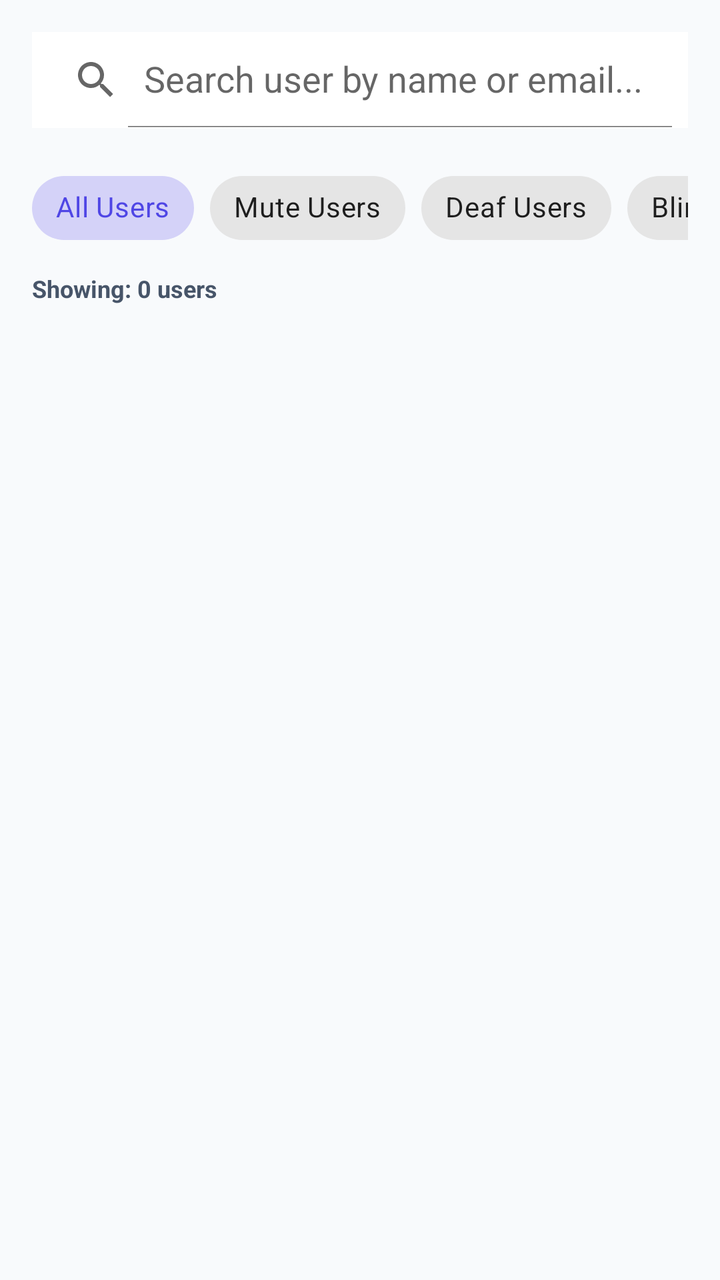
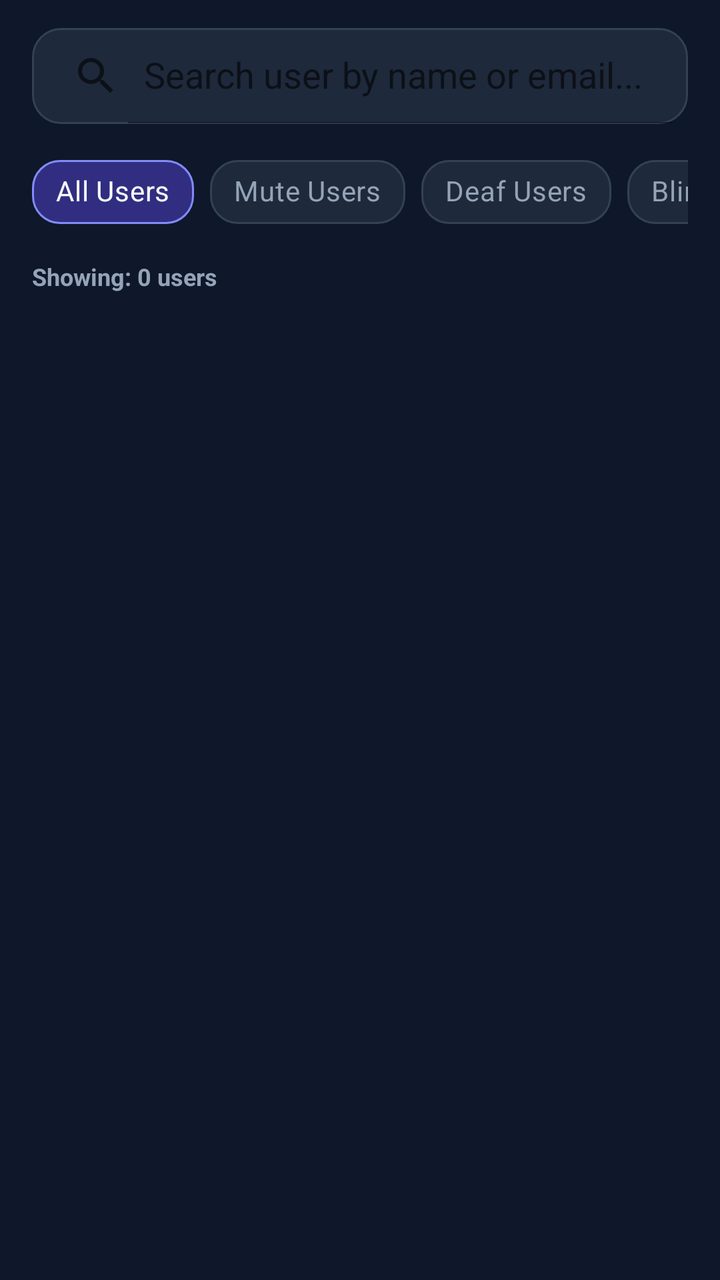

Compare the two renders of this Android layout. The source of the first and the diff that turns it into the second are given below.
<!-- AndroidManifest.xml: application theme Theme.SpeechAssistant -->
<!-- res/layout/fragment_admin_users.xml -->
<?xml version="1.0" encoding="utf-8"?>
<LinearLayout
    xmlns:android="http://schemas.android.com/apk/res/android"
    xmlns:app="http://schemas.android.com/apk/res-auto"
    android:id="@+id/layoutUsersTab"
    android:layout_width="match_parent"
    android:layout_height="match_parent"
    android:orientation="vertical"
    android:background="@color/background"
    android:visibility="visible">

    <androidx.appcompat.widget.SearchView
        android:id="@+id/searchView"
        android:layout_width="match_parent"
        android:layout_height="wrap_content"
        android:layout_margin="16dp"
        android:background="@color/surface"
        app:queryHint="Search user by name or email..."
        app:iconifiedByDefault="false"
        app:defaultQueryHint="Search user by name or email..." />

    
    <HorizontalScrollView
        android:layout_width="match_parent"
        android:layout_height="wrap_content"
        android:scrollbars="none"
        android:layout_marginHorizontal="16dp"
        android:layout_marginBottom="8dp">

        <com.google.android.material.chip.ChipGroup
            android:id="@+id/chipGroupRoles"
            android:layout_width="wrap_content"
            android:layout_height="wrap_content"
            app:singleSelection="true"
            app:selectionRequired="true">

            <com.google.android.material.chip.Chip
                android:id="@+id/chipAll"
                style="@style/Widget.MaterialComponents.Chip.Choice"
                android:layout_width="wrap_content"
                android:layout_height="wrap_content"
                android:text="All Users"
                android:checked="true" />

            <com.google.android.material.chip.Chip
                android:id="@+id/chipMute"
                style="@style/Widget.MaterialComponents.Chip.Choice"
                android:layout_width="wrap_content"
                android:layout_height="wrap_content"
                android:text="Mute Users" />

            <com.google.android.material.chip.Chip
                android:id="@+id/chipSpeech"
                style="@style/Widget.MaterialComponents.Chip.Choice"
                android:layout_width="wrap_content"
                android:layout_height="wrap_content"
                android:text="Deaf Users" />


            <com.google.android.material.chip.Chip
                android:id="@+id/chipBlind"
                style="@style/Widget.MaterialComponents.Chip.Choice"
                android:layout_width="wrap_content"
                android:layout_height="wrap_content"
                android:text="Blind Users" />

        </com.google.android.material.chip.ChipGroup>
    </HorizontalScrollView>

    <TextView
        android:id="@+id/txtUsersCount"
        android:layout_width="wrap_content"
        android:layout_height="wrap_content"
        android:layout_marginHorizontal="16dp"
        android:layout_marginBottom="12dp"
        android:text="Showing: 0 users"
        android:textColor="@color/text_secondary"
        android:textSize="12sp"
        android:textStyle="bold" />

    
    <androidx.recyclerview.widget.RecyclerView
        android:id="@+id/rvUsers"
        android:layout_width="match_parent"
        android:layout_height="match_parent"
        android:clipToPadding="false"
        android:paddingBottom="16dp" />
</LinearLayout>
<!-- resources referenced by this layout -->
<resources>
  <color name="background">#F8FAFC</color>
  <color name="surface">#FFFFFF</color>
  <color name="text_secondary">#475569</color>
  <style name="Theme.SpeechAssistant" parent="Theme.MaterialComponents.DayNight.NoActionBar">
          
          <item name="colorPrimary">@color/primary</item>
          <item name="colorPrimaryVariant">@color/primary_dark</item>
          <item name="colorOnPrimary">@android:color/white</item>
          
          <item name="colorSecondary">@color/accent</item>
          <item name="colorSecondaryVariant">@color/accent</item>
          <item name="colorOnSecondary">@android:color/black</item>
          
          <item name="android:statusBarColor">?attr/colorPrimaryVariant</item>
          
          <item name="android:windowBackground">@color/background</item>
      </style>
  <color name="primary">#4F46E5</color>
  <color name="primary_dark">#3730A3</color>
  <color name="accent">#0D9488</color>
</resources>

<!-- the commit's change to res/layout/fragment_admin_users.xml (unified diff, before → after) -->
@@ -6,15 +6,18 @@
     android:layout_width="match_parent"
     android:layout_height="match_parent"
     android:orientation="vertical"
-    android:background="@color/background"
+    android:background="@color/caregiver_bg"
     android:visibility="visible">
 
     <androidx.appcompat.widget.SearchView
         android:id="@+id/searchView"
         android:layout_width="match_parent"
         android:layout_height="wrap_content"
-        android:layout_margin="16dp"
-        android:background="@color/surface"
+        android:layout_marginStart="16dp"
+        android:layout_marginEnd="16dp"
+        android:layout_marginTop="14dp"
+        android:layout_marginBottom="10dp"
+        android:background="@drawable/bg_caregiver_search"
         app:queryHint="Search user by name or email..."
         app:iconifiedByDefault="false"
         app:defaultQueryHint="Search user by name or email..." />
@@ -25,7 +28,7 @@
         android:layout_height="wrap_content"
         android:scrollbars="none"
         android:layout_marginHorizontal="16dp"
-        android:layout_marginBottom="8dp">
+        android:layout_marginBottom="10dp">
 
         <com.google.android.material.chip.ChipGroup
             android:id="@+id/chipGroupRoles"
@@ -40,29 +43,48 @@
                 android:layout_width="wrap_content"
                 android:layout_height="wrap_content"
                 android:text="All Users"
-                android:checked="true" />
+                android:checked="true"
+                app:chipBackgroundColor="@color/caregiver_chip_bg_selector"
+                app:chipStrokeColor="@color/caregiver_chip_stroke_selector"
+                app:chipStrokeWidth="1dp"
+                android:textColor="@color/caregiver_chip_text_selector"
+                app:chipCornerRadius="14dp" />
 
             <com.google.android.material.chip.Chip
                 android:id="@+id/chipMute"
                 style="@style/Widget.MaterialComponents.Chip.Choice"
                 android:layout_width="wrap_content"
                 android:layout_height="wrap_content"
-                android:text="Mute Users" />
+                android:text="Mute Users"
+                app:chipBackgroundColor="@color/caregiver_chip_bg_selector"
+                app:chipStrokeColor="@color/caregiver_chip_stroke_selector"
+                app:chipStrokeWidth="1dp"
+                android:textColor="@color/caregiver_chip_text_selector"
+                app:chipCornerRadius="14dp" />
 
             <com.google.android.material.chip.Chip
                 android:id="@+id/chipSpeech"
                 style="@style/Widget.MaterialComponents.Chip.Choice"
                 android:layout_width="wrap_content"
                 android:layout_height="wrap_content"
-                android:text="Deaf Users" />
-
+                android:text="Deaf Users"
+                app:chipBackgroundColor="@color/caregiver_chip_bg_selector"
+                app:chipStrokeColor="@color/caregiver_chip_stroke_selector"
+                app:chipStrokeWidth="1dp"
+                android:textColor="@color/caregiver_chip_text_selector"
+                app:chipCornerRadius="14dp" />
 
             <com.google.android.material.chip.Chip
                 android:id="@+id/chipBlind"
                 style="@style/Widget.MaterialComponents.Chip.Choice"
                 android:layout_width="wrap_content"
                 android:layout_height="wrap_content"
-                android:text="Blind Users" />
+                android:text="Blind Users"
+                app:chipBackgroundColor="@color/caregiver_chip_bg_selector"
+                app:chipStrokeColor="@color/caregiver_chip_stroke_selector"
+                app:chipStrokeWidth="1dp"
+                android:textColor="@color/caregiver_chip_text_selector"
+                app:chipCornerRadius="14dp" />
 
         </com.google.android.material.chip.ChipGroup>
     </HorizontalScrollView>
@@ -74,7 +96,7 @@
         android:layout_marginHorizontal="16dp"
         android:layout_marginBottom="12dp"
         android:text="Showing: 0 users"
-        android:textColor="@color/text_secondary"
+        android:textColor="@color/caregiver_text_secondary"
         android:textSize="12sp"
         android:textStyle="bold" />
 
@@ -84,5 +106,5 @@
         android:layout_width="match_parent"
         android:layout_height="match_parent"
         android:clipToPadding="false"
-        android:paddingBottom="16dp" />
+        android:paddingBottom="24dp" />
 </LinearLayout>
<!-- resource entries referenced after the edit -->
@@ -1,8 +1,18 @@
 <!-- resources referenced by this layout -->
 <resources>
+  <color name="caregiver_bg">#0F172A</color>
+  <color name="caregiver_text_secondary">#94A3B8</color>
+  <!-- drawable bg_caregiver_search (drawable) -->
+  <?xml version="1.0" encoding="utf-8"?>
+  <shape xmlns:android="http://schemas.android.com/apk/res/android"
+      android:shape="rectangle">
+      <solid android:color="@color/caregiver_surface" />
+      <stroke
+          android:width="1dp"
+          android:color="@color/caregiver_border" />
+      <corners android:radius="14dp" />
+  </shape>
   <color name="background">#F8FAFC</color>
-  <color name="surface">#FFFFFF</color>
-  <color name="text_secondary">#475569</color>
   <style name="Theme.SpeechAssistant" parent="Theme.MaterialComponents.DayNight.NoActionBar">
           
           <item name="colorPrimary">@color/primary</item>
@@ -17,6 +27,8 @@
           
           <item name="android:windowBackground">@color/background</item>
       </style>
+  <color name="caregiver_surface">#1E293B</color>
+  <color name="caregiver_border">#334155</color>
   <color name="primary">#4F46E5</color>
   <color name="primary_dark">#3730A3</color>
   <color name="accent">#0D9488</color>
